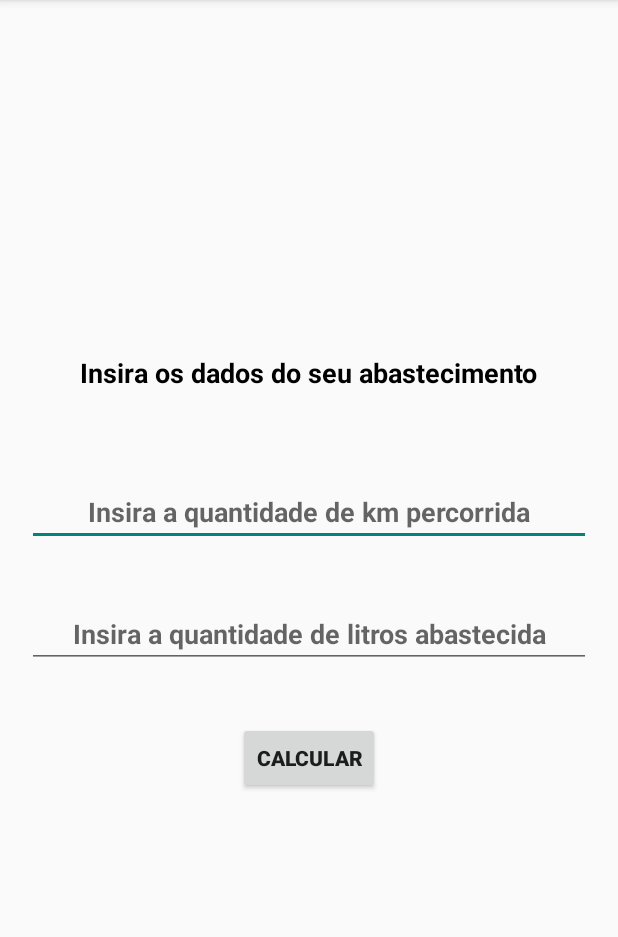
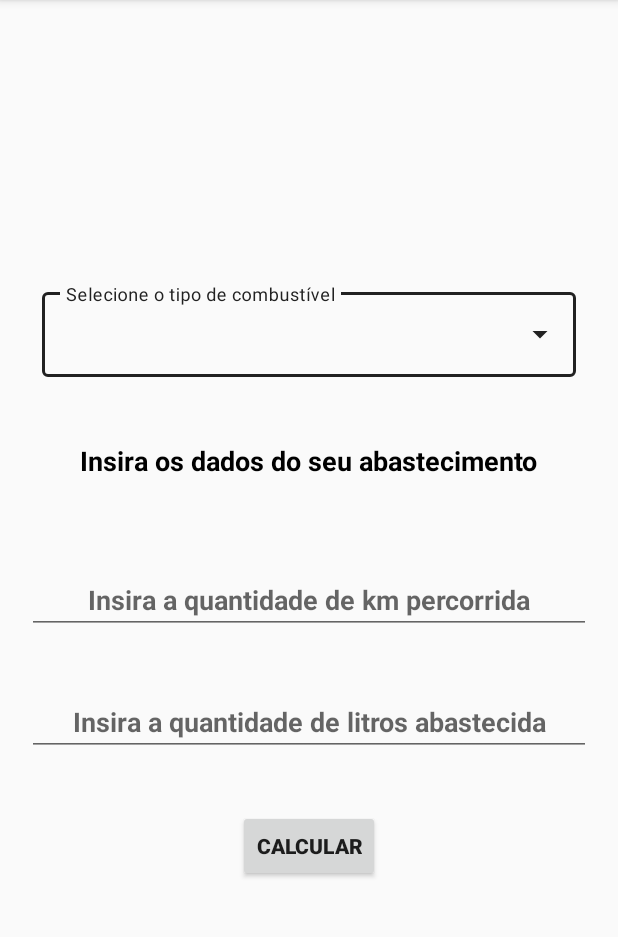
Before and after one commit to fsancho1985/Fuel-Consumption-App, an Android app: the screen it shows after launch (ConsumptionCalcActivity), after a tap on "ACESSAR O APP", on a phone screen of 412 x 824 dp, the part 84-1021 px from its top. Run offline under Robolectric (Android 15) with nearby library versions, the phone set to English and light mode, and no system bars; our stand-ins replace Room's generated code.

Commit message:
Creating RecyclerView and listing all entries

```diff
--- a/app/build.gradle
+++ b/app/build.gradle
@@ -42,8 +42,8 @@ dependencies {
 
     def room_version = "2.4.1"
 
-    implementation "androidx.room:room-runtime:$room_version"
-    annotationProcessor "androidx.room:room-compiler:$room_version"
+    implementation "androidx.room:room-runtime:2.3.0"
+    kapt "androidx.room:room-compiler:2.3.0"
 
     testImplementation 'junit:junit:4.13.2'
     androidTestImplementation 'androidx.test.ext:junit:1.1.5'
--- a/app/src/main/AndroidManifest.xml
+++ b/app/src/main/AndroidManifest.xml
@@ -3,6 +3,7 @@
     xmlns:tools="http://schemas.android.com/tools">
 
     <application
+        android:name=".App"
         android:allowBackup="true"
         android:dataExtractionRules="@xml/data_extraction_rules"
         android:fullBackupContent="@xml/backup_rules"
@@ -12,6 +13,9 @@
         android:supportsRtl="true"
         android:theme="@style/Theme.FuelConsumptionApp"
         tools:targetApi="31">
+        <activity
+            android:name=".ConsumptionList"
+            android:exported="false" />
         <activity
             android:name=".ConsumptionCalcActivity"
             android:exported="false" />
--- /dev/null
+++ b/app/src/main/java/com/sancho/fuelconsumptionapp/App.kt
@@ -0,0 +1,12 @@
+package com.sancho.fuelconsumptionapp
+
+import android.app.Application
+import com.sancho.fuelconsumptionapp.model.AppDatabase
+
+class App : Application() {
+    lateinit var db: AppDatabase
+    override fun onCreate() {
+        super.onCreate()
+        db = AppDatabase.getDatabase(this)
+    }
+}
--- a/app/src/main/java/com/sancho/fuelconsumptionapp/model/AppDatabase.kt
+++ b/app/src/main/java/com/sancho/fuelconsumptionapp/model/AppDatabase.kt
@@ -4,11 +4,13 @@ import android.content.Context
 import androidx.room.Database
 import androidx.room.Room
 import androidx.room.RoomDatabase
+import androidx.room.TypeConverters
 
 @Database(entities = [AverageCalc::class], version = 1)
+@TypeConverters(DateConverter::class)
 abstract class AppDatabase : RoomDatabase() {
 
-    abstract fun averageCalc(): AverageCalc
+    abstract fun averageDao(): AverageDao
 
     companion object {
 
--- a/app/src/main/java/com/sancho/fuelconsumptionapp/model/AverageDao.kt
+++ b/app/src/main/java/com/sancho/fuelconsumptionapp/model/AverageDao.kt
@@ -10,4 +10,7 @@ interface AverageDao {
     @Insert
     fun insert(averageCalc: AverageCalc)
 
+    @Query("SELECT * FROM AverageCalc")
+    fun getRegister() : List<AverageCalc>
+
 }
--- /dev/null
+++ b/app/src/main/res/drawable/baseline_local_gas_station_24.xml
@@ -0,0 +1,5 @@
+<vector android:height="20dp" android:tint="#000000"
+    android:viewportHeight="24" android:viewportWidth="24"
+    android:width="24dp" xmlns:android="http://schemas.android.com/apk/res/android">
+    <path android:fillColor="@android:color/white" android:pathData="M19.77,7.23l0.01,-0.01 -3.72,-3.72L15,4.56l2.11,2.11c-0.94,0.36 -1.61,1.26 -1.61,2.33 0,1.38 1.12,2.5 2.5,2.5 0.36,0 0.69,-0.08 1,-0.21v7.21c0,0.55 -0.45,1 -1,1s-1,-0.45 -1,-1L17,14c0,-1.1 -0.9,-2 -2,-2h-1L14,5c0,-1.1 -0.9,-2 -2,-2L6,3c-1.1,0 -2,0.9 -2,2v16h10v-7.5h1.5v5c0,1.38 1.12,2.5 2.5,2.5s2.5,-1.12 2.5,-2.5L20.5,9c0,-0.69 -0.28,-1.32 -0.73,-1.77zM12,10L6,10L6,5h6v5zM18,10c-0.55,0 -1,-0.45 -1,-1s0.45,-1 1,-1 1,0.45 1,1 -0.45,1 -1,1z"/>
+</vector>
--- a/app/src/main/res/layout/activity_consumption_calc.xml
+++ b/app/src/main/res/layout/activity_consumption_calc.xml
@@ -12,6 +12,22 @@
         android:orientation="vertical"
         android:layout_gravity="center"
         >
+
+        <com.google.android.material.textfield.TextInputLayout
+            android:layout_width="match_parent"
+            android:layout_height="wrap_content"
+            android:layout_margin="18dp"
+            android:padding="10dp"
+            android:hint="@string/select"
+            style="@style/Widget.MaterialComponents.TextInputLayout.OutlinedBox.ExposedDropdownMenu">
+
+            <AutoCompleteTextView
+                android:id="@+id/auto_complete_fuel_type"
+                android:layout_width="match_parent"
+                android:layout_height="wrap_content"
+                android:inputType="none"/>
+
+        </com.google.android.material.textfield.TextInputLayout>
 
         <TextView
             android:layout_width="wrap_content"
--- /dev/null
+++ b/app/src/main/res/values/arrays.xml
@@ -0,0 +1,8 @@
+<?xml version="1.0" encoding="utf-8"?>
+<resources>
+    <string-array name="fuel_type">
+        <item>Etanol</item>
+        <item>Gasolina Comum</item>
+        <item>Gasolina Aditivada</item>
+    </string-array>
+</resources>
--- a/app/src/main/res/values/strings.xml
+++ b/app/src/main/res/values/strings.xml
@@ -8,7 +8,12 @@
     <string name="btn_calculate">Calcular</string>
     <string name="fields_message">Os campos devem ser preenchidos</string>
     <string name="consumption_message">A média de consumo dessa viagem foi de: %1$.2f km/l</string>
-    <string name="app_message">Veja a média de consumo!</string>
+    <string name="app_message">Você abasteceu com:\n%1$s!</string>
     <string name="ok">Ok</string>
     <string name="save">Salvar</string>
+    <string name="select">Selecione o tipo de combustível</string>
+    <string name="db_message">Dados salvos com sucesso!</string>
+<!--    <string name="data_result">Data do abastecimento: %1$s</string>-->
+<!--    <string name="fuel_type">Tipo de combustível: %1$s.</string>-->
+<!--    <string name="average">Média de consumo: %1$.2f</string>-->
 </resources>
```
Also changed, not shown: app/src/main/java/com/sancho/fuelconsumptionapp/ConsumptionCalcActivity.kt (+42 -7 lines), app/src/main/java/com/sancho/fuelconsumptionapp/ConsumptionList.kt (added, +84 -0 lines), app/src/main/java/com/sancho/fuelconsumptionapp/model/DateConverter.kt (added, +19 -0 lines), app/src/main/res/layout/activity_consumption_list.xml (added, +14 -0 lines), app/src/main/res/layout/list_item.xml (added, +57 -0 lines).
